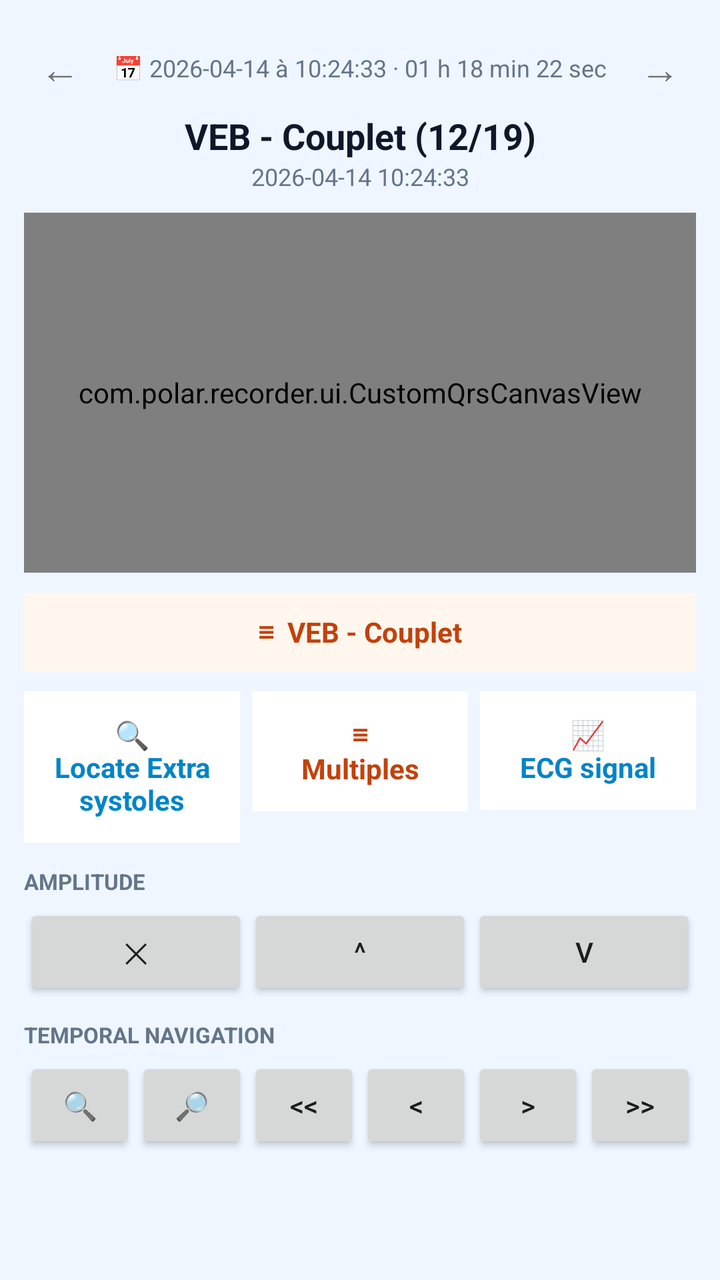
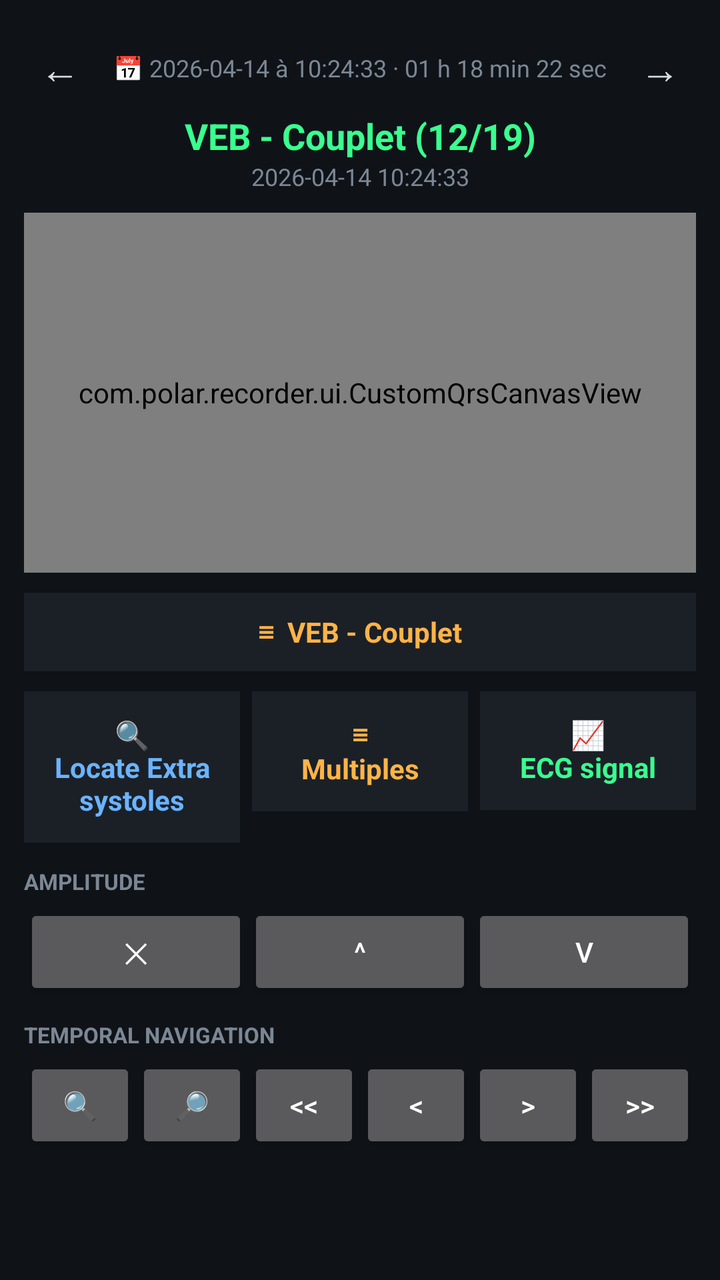

The first picture is an Android layout as it rendered before a commit; the second is the same layout after the commit. The layout source and the unified diff follow.
<!-- AndroidManifest.xml: application theme Theme.PolarRecorder -->
<!-- res/layout/view_screen4_inspector.xml -->
<?xml version="1.0" encoding="utf-8"?>
<ScrollView xmlns:android="http://schemas.android.com/apk/res/android"
    android:layout_width="match_parent"
    android:layout_height="match_parent"
    android:background="#EFF6FF">

    <LinearLayout
        android:layout_width="match_parent"
        android:layout_height="wrap_content"
        android:orientation="vertical"
        android:padding="12dp">

        
        <LinearLayout
            android:layout_width="match_parent"
            android:layout_height="wrap_content"
            android:orientation="horizontal"
            android:gravity="center_vertical"
            android:padding="8dp">

            <TextView android:layout_width="wrap_content" android:layout_height="wrap_content" android:text="←" android:textSize="20sp" />
            <TextView android:layout_width="0dp" android:layout_height="wrap_content" android:layout_weight="1" android:gravity="center" android:text="📅 2026-04-14 à 10:24:33 · 01 h 18 min 22 sec" android:textColor="#64748B" android:textSize="12sp" />
            <TextView android:layout_width="wrap_content" android:layout_height="wrap_content" android:text="→" android:textSize="20sp" />
        </LinearLayout>

        
        <TextView
            android:layout_width="match_parent"
            android:layout_height="wrap_content"
            android:gravity="center"
            android:text="VEB - Couplet (12/19)"
            android:textColor="#0F172A"
            android:textSize="18sp"
            android:textStyle="bold" />

        <TextView
            android:layout_width="match_parent"
            android:layout_height="wrap_content"
            android:gravity="center"
            android:text="2026-04-14 10:24:33"
            android:textColor="#64748B"
            android:textSize="12sp"
            android:layout_marginBottom="10dp" />

        
        <com.polar.recorder.ui.CustomQrsCanvasView
            android:id="@+id/customQrsCanvas"
            android:layout_width="match_parent"
            android:layout_height="180dp" />

        
        <TextView
            android:layout_width="match_parent"
            android:layout_height="wrap_content"
            android:background="#FFF7ED"
            android:textColor="#C2410C"
            android:padding="10dp"
            android:gravity="center"
            android:text="≡  VEB - Couplet"
            android:textStyle="bold"
            android:layout_marginTop="10dp"
            android:layout_marginBottom="10dp" />

        
        <LinearLayout
            android:layout_width="match_parent"
            android:layout_height="wrap_content"
            android:orientation="horizontal"
            android:layout_marginBottom="12dp">

            <TextView android:layout_width="0dp" android:layout_height="wrap_content" android:layout_weight="1" android:background="#FFFFFF" android:padding="12dp" android:gravity="center" android:text="🔍\nLocate Extrasystoles" android:textColor="#0284C7" android:textStyle="bold" />
            <TextView android:layout_width="0dp" android:layout_height="wrap_content" android:layout_weight="1" android:background="#FFFFFF" android:padding="12dp" android:gravity="center" android:layout_marginStart="6dp" android:text="≡\nMultiples" android:textColor="#C2410C" android:textStyle="bold" />
            <TextView android:layout_width="0dp" android:layout_height="wrap_content" android:layout_weight="1" android:background="#FFFFFF" android:padding="12dp" android:gravity="center" android:layout_marginStart="6dp" android:text="📈\nECG signal" android:textColor="#0284C7" android:textStyle="bold" />
        </LinearLayout>

        
        <TextView android:layout_width="wrap_content" android:layout_height="wrap_content" android:text="AMPLITUDE" android:textColor="#64748B" android:textStyle="bold" android:textSize="11sp" />
        <LinearLayout android:layout_width="match_parent" android:layout_height="wrap_content" android:orientation="horizontal" android:layout_marginTop="4dp" android:layout_marginBottom="10dp">
            <Button android:layout_width="0dp" android:layout_height="wrap_content" android:layout_weight="1" android:text="✕" />
            <Button android:layout_width="0dp" android:layout_height="wrap_content" android:layout_weight="1" android:text="^" />
            <Button android:layout_width="0dp" android:layout_height="wrap_content" android:layout_weight="1" android:text="v" />
        </LinearLayout>

        
        <TextView android:layout_width="wrap_content" android:layout_height="wrap_content" android:text="TEMPORAL NAVIGATION" android:textColor="#64748B" android:textStyle="bold" android:textSize="11sp" />
        <LinearLayout android:layout_width="match_parent" android:layout_height="wrap_content" android:orientation="horizontal" android:layout_marginTop="4dp">
            <Button android:layout_width="0dp" android:layout_height="wrap_content" android:layout_weight="1" android:text="🔍" />
            <Button android:layout_width="0dp" android:layout_height="wrap_content" android:layout_weight="1" android:text="🔎" />
            <Button android:layout_width="0dp" android:layout_height="wrap_content" android:layout_weight="1" android:text="&lt;&lt;" />
            <Button android:layout_width="0dp" android:layout_height="wrap_content" android:layout_weight="1" android:text="&lt;" />
            <Button android:layout_width="0dp" android:layout_height="wrap_content" android:layout_weight="1" android:text="&gt;" />
            <Button android:layout_width="0dp" android:layout_height="wrap_content" android:layout_weight="1" android:text="&gt;&gt;" />
        </LinearLayout>

    </LinearLayout>
</ScrollView>
<!-- resources referenced by this layout -->
<resources>
  <style name="Theme.PolarRecorder" parent="Theme.AppCompat.Light.NoActionBar">
          <item name="colorPrimary">#1B2027</item>
          <item name="colorPrimaryDark">#0F1318</item>
          <item name="colorAccent">#39FF8F</item>
      </style>
</resources>

<!-- the commit's change to res/layout/view_screen4_inspector.xml (unified diff, before → after) -->
@@ -2,7 +2,7 @@
 <ScrollView xmlns:android="http://schemas.android.com/apk/res/android"
     android:layout_width="match_parent"
     android:layout_height="match_parent"
-    android:background="#EFF6FF">
+    android:background="#0F1318">
 
     <LinearLayout
         android:layout_width="match_parent"
@@ -18,9 +18,9 @@
             android:gravity="center_vertical"
             android:padding="8dp">
 
-            <TextView android:layout_width="wrap_content" android:layout_height="wrap_content" android:text="←" android:textSize="20sp" />
-            <TextView android:layout_width="0dp" android:layout_height="wrap_content" android:layout_weight="1" android:gravity="center" android:text="📅 2026-04-14 à 10:24:33 · 01 h 18 min 22 sec" android:textColor="#64748B" android:textSize="12sp" />
-            <TextView android:layout_width="wrap_content" android:layout_height="wrap_content" android:text="→" android:textSize="20sp" />
+            <TextView android:layout_width="wrap_content" android:layout_height="wrap_content" android:text="←" android:textColor="#D9DEE3" android:textSize="20sp" />
+            <TextView android:layout_width="0dp" android:layout_height="wrap_content" android:layout_weight="1" android:gravity="center" android:text="📅 2026-04-14 à 10:24:33 · 01 h 18 min 22 sec" android:textColor="#7C8794" android:textSize="12sp" />
+            <TextView android:layout_width="wrap_content" android:layout_height="wrap_content" android:text="→" android:textColor="#D9DEE3" android:textSize="20sp" />
         </LinearLayout>
 
         
@@ -29,7 +29,7 @@
             android:layout_height="wrap_content"
             android:gravity="center"
             android:text="VEB - Couplet (12/19)"
-            android:textColor="#0F172A"
+            android:textColor="#39FF8F"
             android:textSize="18sp"
             android:textStyle="bold" />
 
@@ -38,7 +38,7 @@
             android:layout_height="wrap_content"
             android:gravity="center"
             android:text="2026-04-14 10:24:33"
-            android:textColor="#64748B"
+            android:textColor="#7C8794"
             android:textSize="12sp"
             android:layout_marginBottom="10dp" />
 
@@ -52,8 +52,8 @@
         <TextView
             android:layout_width="match_parent"
             android:layout_height="wrap_content"
-            android:background="#FFF7ED"
-            android:textColor="#C2410C"
+            android:background="#1B2027"
+            android:textColor="#FFB347"
             android:padding="10dp"
             android:gravity="center"
             android:text="≡  VEB - Couplet"
@@ -68,13 +68,13 @@
             android:orientation="horizontal"
             android:layout_marginBottom="12dp">
 
-            <TextView android:layout_width="0dp" android:layout_height="wrap_content" android:layout_weight="1" android:background="#FFFFFF" android:padding="12dp" android:gravity="center" android:text="🔍\nLocate Extrasystoles" android:textColor="#0284C7" android:textStyle="bold" />
-            <TextView android:layout_width="0dp" android:layout_height="wrap_content" android:layout_weight="1" android:background="#FFFFFF" android:padding="12dp" android:gravity="center" android:layout_marginStart="6dp" android:text="≡\nMultiples" android:textColor="#C2410C" android:textStyle="bold" />
-            <TextView android:layout_width="0dp" android:layout_height="wrap_content" android:layout_weight="1" android:background="#FFFFFF" android:padding="12dp" android:gravity="center" android:layout_marginStart="6dp" android:text="📈\nECG signal" android:textColor="#0284C7" android:textStyle="bold" />
+            <TextView android:layout_width="0dp" android:layout_height="wrap_content" android:layout_weight="1" android:background="#1B2027" android:padding="12dp" android:gravity="center" android:text="🔍\nLocate Extrasystoles" android:textColor="#6BB3FF" android:textStyle="bold" />
+            <TextView android:layout_width="0dp" android:layout_height="wrap_content" android:layout_weight="1" android:background="#1B2027" android:padding="12dp" android:gravity="center" android:layout_marginStart="6dp" android:text="≡\nMultiples" android:textColor="#FFB347" android:textStyle="bold" />
+            <TextView android:layout_width="0dp" android:layout_height="wrap_content" android:layout_weight="1" android:background="#1B2027" android:padding="12dp" android:gravity="center" android:layout_marginStart="6dp" android:text="📈\nECG signal" android:textColor="#39FF8F" android:textStyle="bold" />
         </LinearLayout>
 
         
-        <TextView android:layout_width="wrap_content" android:layout_height="wrap_content" android:text="AMPLITUDE" android:textColor="#64748B" android:textStyle="bold" android:textSize="11sp" />
+        <TextView android:layout_width="wrap_content" android:layout_height="wrap_content" android:text="AMPLITUDE" android:textColor="#7C8794" android:textStyle="bold" android:textSize="11sp" />
         <LinearLayout android:layout_width="match_parent" android:layout_height="wrap_content" android:orientation="horizontal" android:layout_marginTop="4dp" android:layout_marginBottom="10dp">
             <Button android:layout_width="0dp" android:layout_height="wrap_content" android:layout_weight="1" android:text="✕" />
             <Button android:layout_width="0dp" android:layout_height="wrap_content" android:layout_weight="1" android:text="^" />
@@ -82,7 +82,7 @@
         </LinearLayout>
 
         
-        <TextView android:layout_width="wrap_content" android:layout_height="wrap_content" android:text="TEMPORAL NAVIGATION" android:textColor="#64748B" android:textStyle="bold" android:textSize="11sp" />
+        <TextView android:layout_width="wrap_content" android:layout_height="wrap_content" android:text="TEMPORAL NAVIGATION" android:textColor="#7C8794" android:textStyle="bold" android:textSize="11sp" />
         <LinearLayout android:layout_width="match_parent" android:layout_height="wrap_content" android:orientation="horizontal" android:layout_marginTop="4dp">
             <Button android:layout_width="0dp" android:layout_height="wrap_content" android:layout_weight="1" android:text="🔍" />
             <Button android:layout_width="0dp" android:layout_height="wrap_content" android:layout_weight="1" android:text="🔎" />
<!-- resource entries referenced after the edit -->
@@ -1,9 +1,13 @@
 <!-- resources referenced by this layout -->
 <resources>
-  <style name="Theme.PolarRecorder" parent="Theme.AppCompat.Light.NoActionBar">
-          <item name="colorPrimary">#1B2027</item>
-          <item name="colorPrimaryDark">#0F1318</item>
-          <item name="colorAccent">#39FF8F</item>
+  <style name="Theme.PolarRecorder" parent="Theme.AppCompat.NoActionBar">
+          <item name="android:windowBackground">@color/bg_dark</item>
+          <item name="colorPrimary">@color/panel_card</item>
+          <item name="colorPrimaryDark">@color/bg_dark</item>
+          <item name="colorAccent">@color/phosphor_green</item>
       </style>
+  <color name="bg_dark">#0F1318</color>
+  <color name="panel_card">#1B2027</color>
+  <color name="phosphor_green">#39FF8F</color>
 </resources>
 
